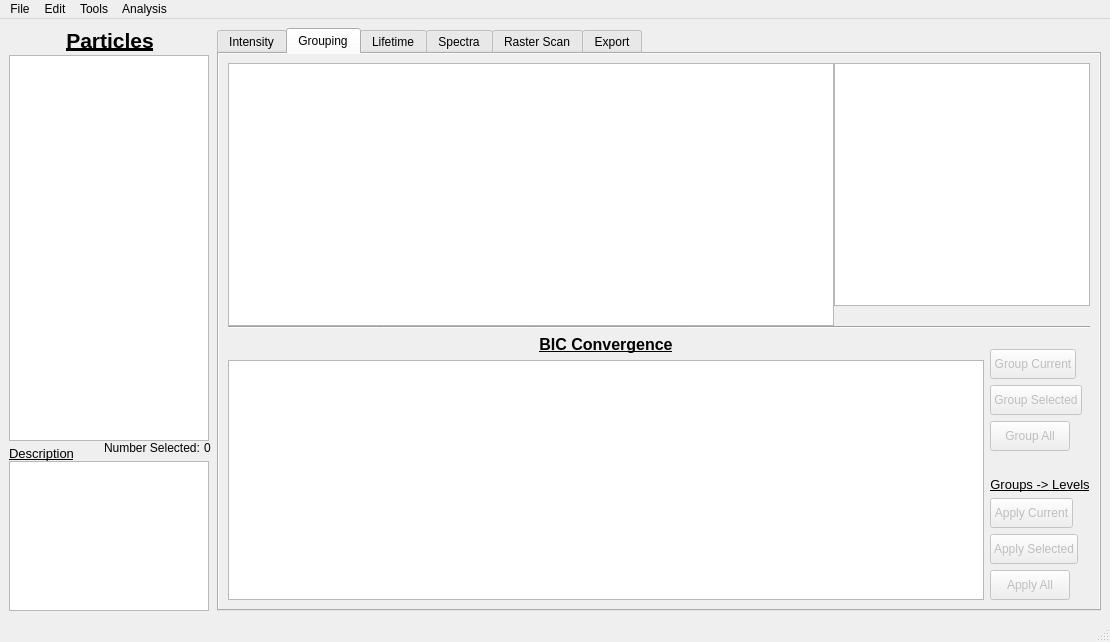
The window that resources/ui/mainwindow.ui (BioPhysicsUP/Full_SMS) describes before a commit, drawn with Qt 5.
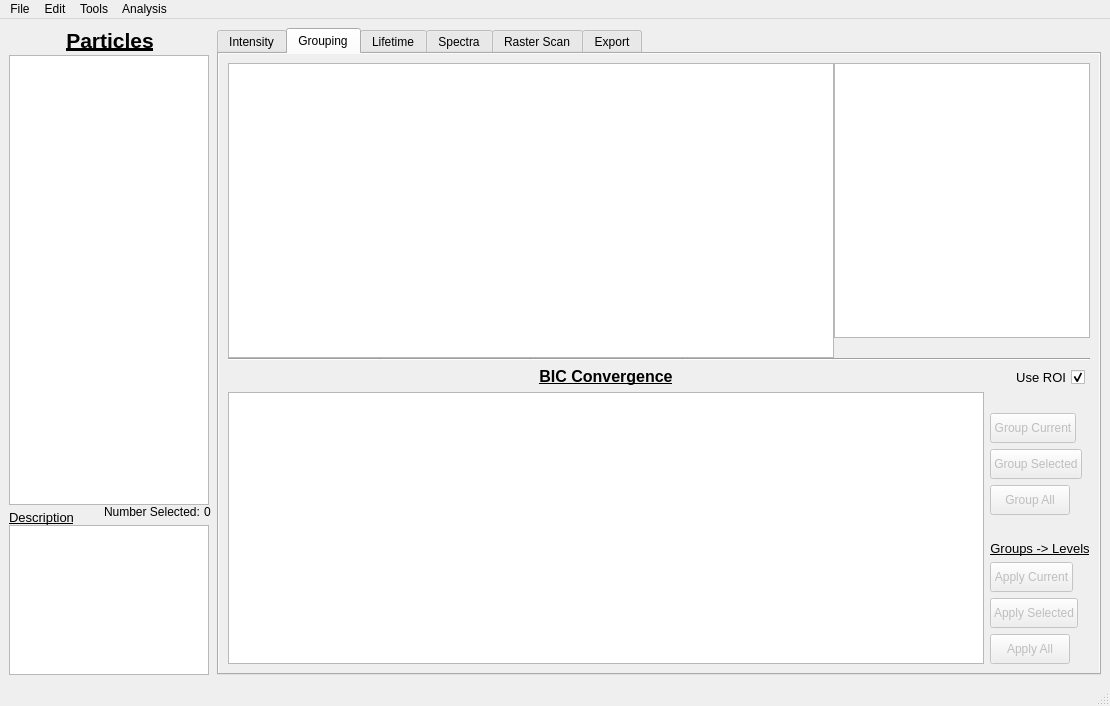
The same window after the commit. The open tabs and pages were chosen to show the change. Icons and pictures are not drawn. Custom widgets are drawn as their Qt base class.

The edit to the form file:
```diff
--- a/resources/ui/mainwindow.ui
+++ b/resources/ui/mainwindow.ui
@@ -8,7 +8,7 @@
     <x>0</x>
     <y>0</y>
     <width>1074</width>
-    <height>642</height>
+    <height>706</height>
    </rect>
   </property>
   <property name="sizePolicy">
@@ -1164,6 +1164,59 @@
             <property name="spacing">
              <number>6</number>
             </property>
+            <item>
+             <layout class="QHBoxLayout" name="horizontalLayout_7">
+              <item>
+               <widget class="QCheckBox" name="chbGroup_Use_ROI">
+                <property name="sizePolicy">
+                 <sizepolicy hsizetype="Minimum" vsizetype="Minimum">
+                  <horstretch>0</horstretch>
+                  <verstretch>0</verstretch>
+                 </sizepolicy>
+                </property>
+                <property name="font">
+                 <font>
+                  <pointsize>10</pointsize>
+                 </font>
+                </property>
+                <property name="layoutDirection">
+                 <enum>Qt::RightToLeft</enum>
+                </property>
+                <property name="text">
+                 <string>Use ROI</string>
+                </property>
+                <property name="iconSize">
+                 <size>
+                  <width>16</width>
+                  <height>16</height>
+                 </size>
+                </property>
+                <property name="checked">
+                 <bool>true</bool>
+                </property>
+                <property name="tristate">
+                 <bool>false</bool>
+                </property>
+               </widget>
+              </item>
+              <item>
+               <spacer name="horizontalSpacer_14">
+                <property name="orientation">
+                 <enum>Qt::Horizontal</enum>
+                </property>
+                <property name="sizeType">
+                 <enum>QSizePolicy::Minimum</enum>
+                </property>
+                <property name="sizeHint" stdset="0">
+                 <size>
+                  <width>5</width>
+                  <height>20</height>
+                 </size>
+                </property>
+               </spacer>
+              </item>
+             </layout>
+            </item>
             <item>
              <spacer name="spcGroup_Buttons_Top">
               <property name="orientation">
@@ -1174,8 +1227,8 @@
               </property>
               <property name="sizeHint" stdset="0">
                <size>
-                <width>20</width>
-                <height>0</height>
+                <width>17</width>
+                <height>13</height>
                </size>
               </property>
              </spacer>
```
Left out of the diff: 158 changed lines with no effect on the pictures.
